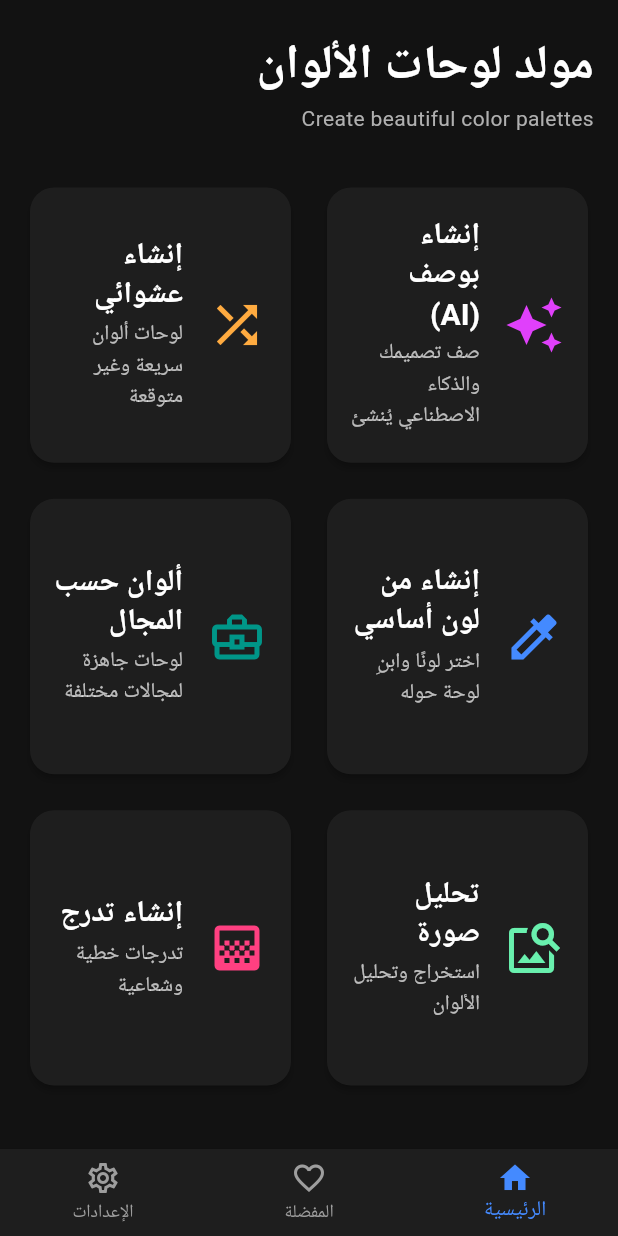
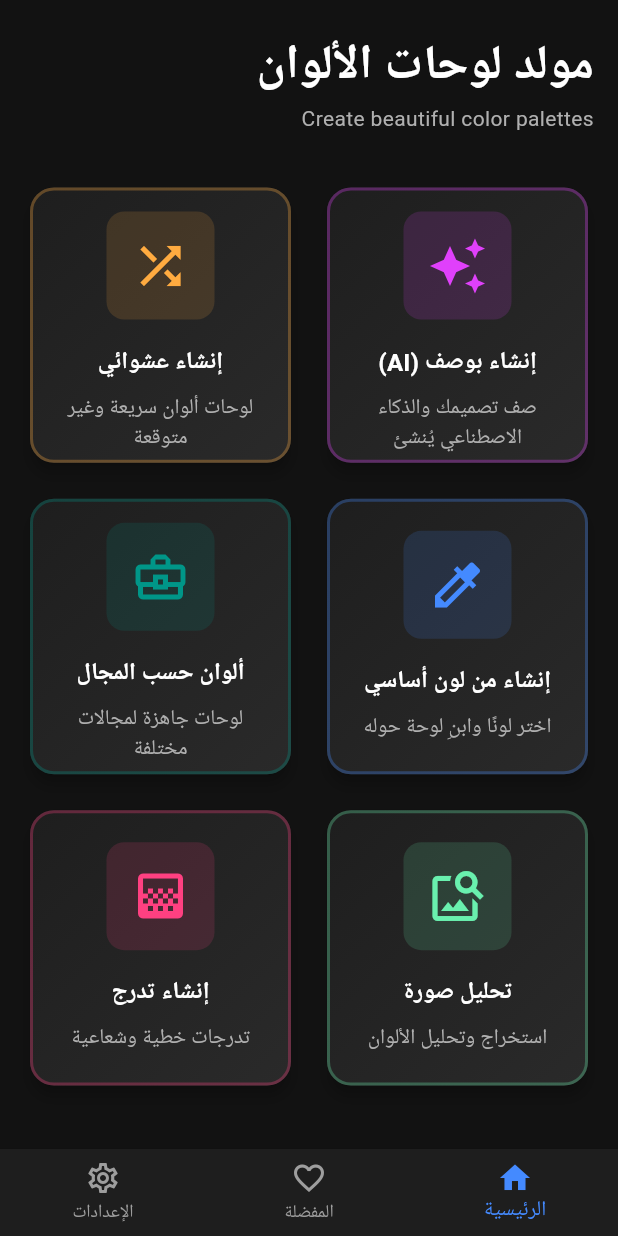
Before and after one commit to AnmarSammour/Flutter-projects, a Flutter app: the screen it shows after launch, on a phone screen of 412 x 824 dp. Run offline on Flutter 3.47's test engine with Material 3 defaults, Android fonts, the phone set to English and light mode, and no system bars; our stand-ins replace flutter_colorpicker, flutter_dotenv, flutter_riverpod, google_generative_ai, hive, hive_flutter and 1 more; missing offline and left inert: flex_color_picker; accounts and stored records are empty.

Commit message:
Improve option_card.dart

```diff
--- a/ai_palette_generator/lib/views/widgets/option_card.dart
+++ b/ai_palette_generator/lib/views/widgets/option_card.dart
@@ -1,64 +1,103 @@
+import 'package:ai_palette_generator/services/theme_service.dart';
 import 'package:flutter/material.dart';
 
-class OptionCard extends StatelessWidget {
+class OptionCard extends StatefulWidget {
   final String title;
   final String subtitle;
   final IconData icon;
+  final Color color;
   final VoidCallback onTap;
-  final Color color;
 
   const OptionCard({
     super.key,
     required this.title,
     required this.subtitle,
     required this.icon,
+    required this.color,
     required this.onTap,
-    required this.color,
   });
 
   @override
+  State<OptionCard> createState() => _OptionCardState();
+}
+
+class _OptionCardState extends State<OptionCard> {
+  bool _isHovered = false;
+
+  @override
   Widget build(BuildContext context) {
-    final theme = Theme.of(context);
-    return Card(
-      elevation: 2.0,
-      color: theme.cardColor,
-      shape: RoundedRectangleBorder(borderRadius: BorderRadius.circular(16.0)),
-      clipBehavior: Clip.antiAlias,
-      child: InkWell(
-        onTap: onTap,
-        borderRadius: BorderRadius.circular(16.0),
-        child: Padding(
-          padding: const EdgeInsets.all(16.0),
-          child: Row(
+    return MouseRegion(
+      onEnter: (_) => setState(() => _isHovered = true),
+      onExit: (_) => setState(() => _isHovered = false),
+      child: GestureDetector(
+        onTap: widget.onTap,
+        child: AnimatedScale(
+          scale: _isHovered ? 1.05 : 1.0,
+          duration: const Duration(milliseconds: 200),
+          child: Card(
+            elevation: _isHovered ? 12 : 4,
+            color: AppColors.surface,
+            shape: RoundedRectangleBorder(
+              borderRadius: BorderRadius.circular(AppBorderRadius.lg),
+              side: BorderSide(
+                color: widget.color.withOpacity(_isHovered ? 0.8 : 0.3),
+                width: 2,
+              ),
+            ),
+            child: Container(
+              decoration: BoxDecoration(
+                borderRadius: BorderRadius.circular(AppBorderRadius.lg),
+                gradient: LinearGradient(
+                  begin: Alignment.topLeft,
+                  end: Alignment.bottomRight,
+                  colors: [
+                    AppColors.surface,
+                    AppColors.surfaceVariant,
+                  ],
+                ),
+              ),
+              padding: const EdgeInsets.all(AppSpacing.md),
+              child: Column(
+                mainAxisAlignment: MainAxisAlignment.center,
+                crossAxisAlignment: CrossAxisAlignment.center,
                 children: [
-              Icon(icon, size: 40, color: color),
-              const SizedBox(width: 16),
-              Expanded(
-                child: Column(
-                  crossAxisAlignment: CrossAxisAlignment.start,
-                  mainAxisAlignment:
-                      MainAxisAlignment.center,
-                  children: [
+                  Container(
+                    padding: const EdgeInsets.all(AppSpacing.md),
+                    decoration: BoxDecoration(
+                      color: widget.color.withOpacity(0.15),
+                      borderRadius: BorderRadius.circular(AppBorderRadius.md),
+                    ),
+                    child: Icon(
+                      widget.icon,
+                      color: widget.color,
+                      size: 40,
+                    ),
+                  ),
+                  const SizedBox(height: AppSpacing.md),
                   Text(
-                      title,
-                      style: theme.textTheme.titleLarge?.copyWith(
+                    widget.title,
+                    textAlign: TextAlign.center,
+                    style: Theme.of(context).textTheme.titleMedium?.copyWith(
                       fontWeight: FontWeight.bold,
-                        color: Colors.white,
+                      color: AppColors.textPrimary,
                     ),
-                      softWrap: true,
+                    maxLines: 2,
+                    overflow: TextOverflow.ellipsis,
                   ),
-                    const SizedBox(height: 4),
+                  const SizedBox(height: AppSpacing.sm),
                   Text(
-                      subtitle,
-                      style: theme.textTheme.bodyMedium?.copyWith(
-                        color: Colors.white70,
+                    widget.subtitle,
+                    textAlign: TextAlign.center,
+                    style: Theme.of(context).textTheme.bodyMedium?.copyWith(
+                      color: AppColors.textSecondary,
+                      height: 1.4,
                     ),
-                      softWrap: true,
+                    maxLines: 2,
+                    overflow: TextOverflow.ellipsis,
                   ),
                 ],
               ),
             ),
-            ],
           ),
         ),
       ),
```
Lines whose indentation alone changed are shown as unchanged.
